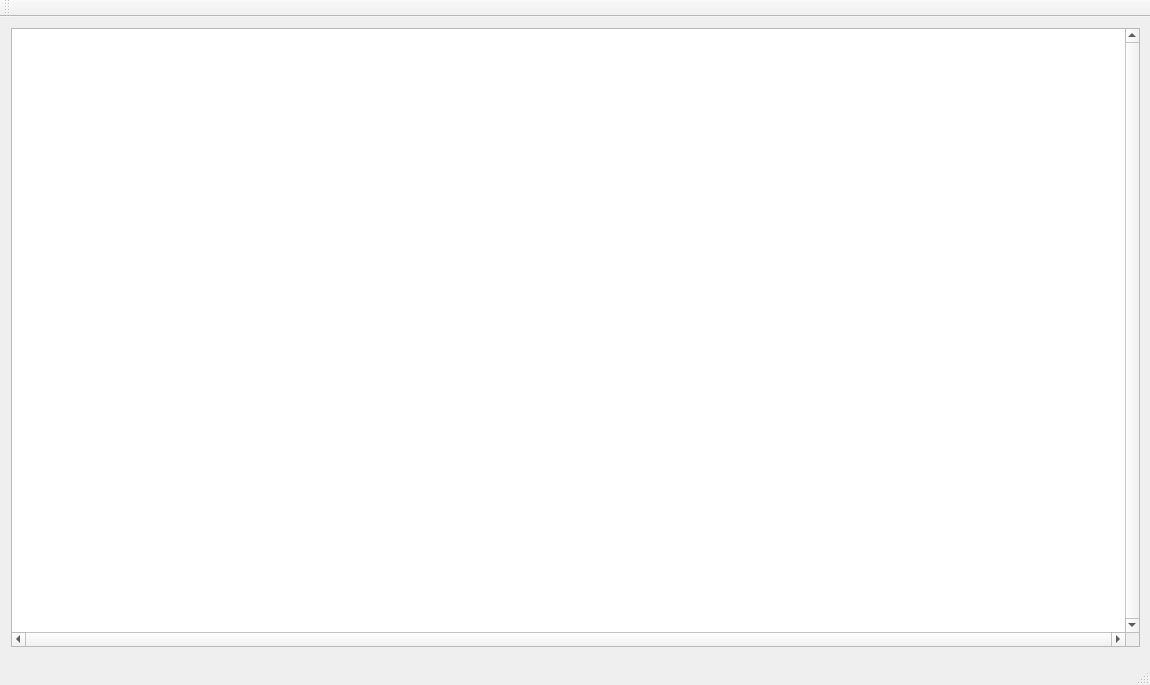
The window that learningQtPositionning/mainwindow.ui (PhilippeDusseaux/learning) describes before a commit, drawn with Qt 5.
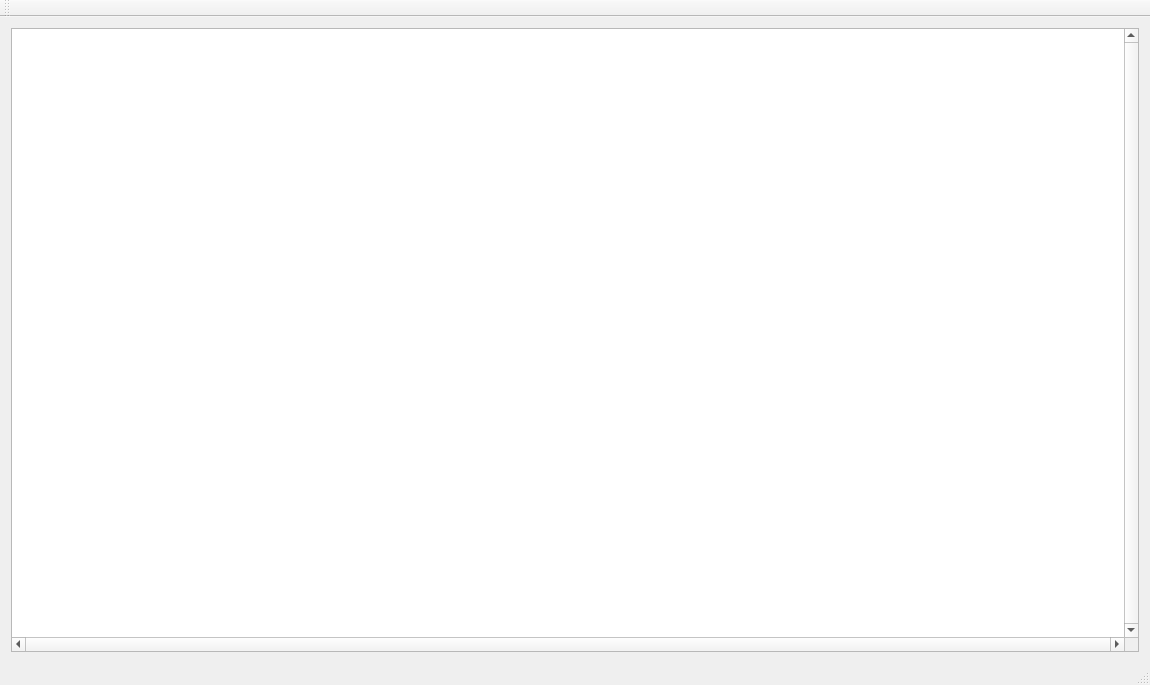
The same window after the commit.

```diff
--- a/learningQtPositionning/mainwindow.ui
+++ b/learningQtPositionning/mainwindow.ui
@@ -26,15 +26,6 @@
      <verstretch>0</verstretch>
     </sizepolicy>
    </property>
-   <widget class="QWidget" name="gridLayoutWidget">
-    <property name="geometry">
-     <rect>
-      <x>0</x>
-      <y>0</y>
-      <width>1151</width>
-      <height>641</height>
-     </rect>
-    </property>
     <layout class="QGridLayout" name="gridLayout">
      <item row="0" column="0">
       <widget class="QGraphicsView" name="graphicsView">
@@ -50,19 +41,9 @@
        <property name="sizeAdjustPolicy">
         <enum>QAbstractScrollArea::AdjustToContents</enum>
        </property>
-       <property name="alignment">
-        <set>Qt::AlignCenter</set>
-       </property>
-       <property name="dragMode">
-        <enum>QGraphicsView::ScrollHandDrag</enum>
-       </property>
-       <property name="transformationAnchor">
-        <enum>QGraphicsView::AnchorViewCenter</enum>
-       </property>
       </widget>
      </item>
     </layout>
-   </widget>
   </widget>
   <widget class="QMenuBar" name="menuBar">
    <property name="geometry">
```
Lines whose indentation alone changed are shown as unchanged.
